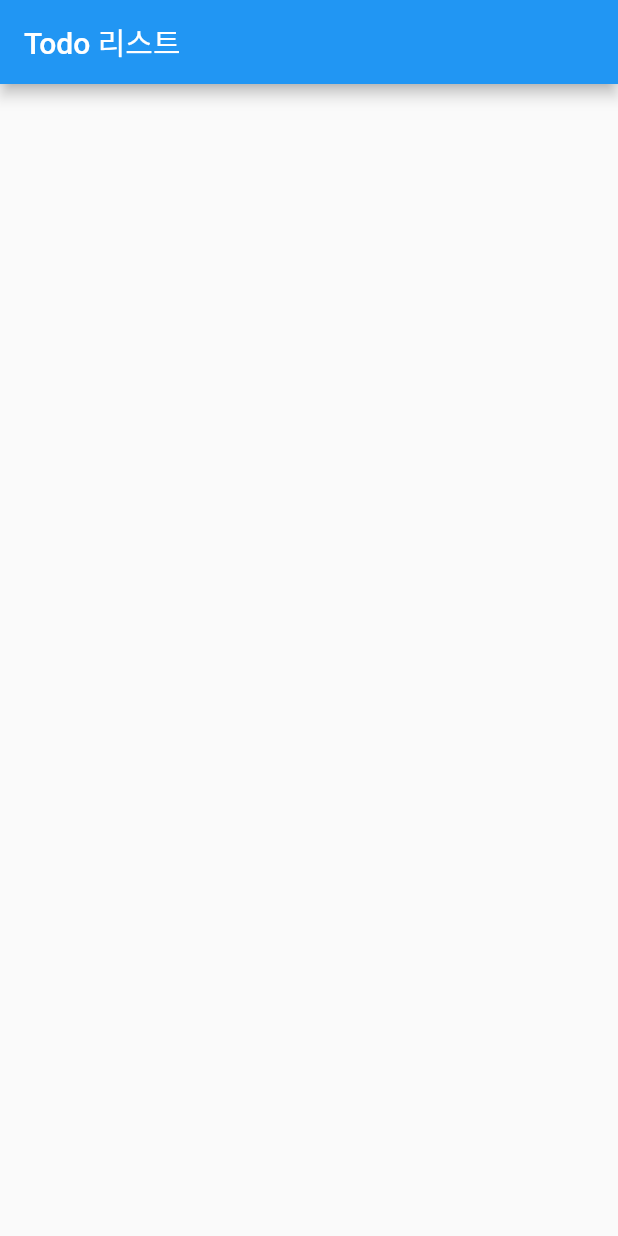
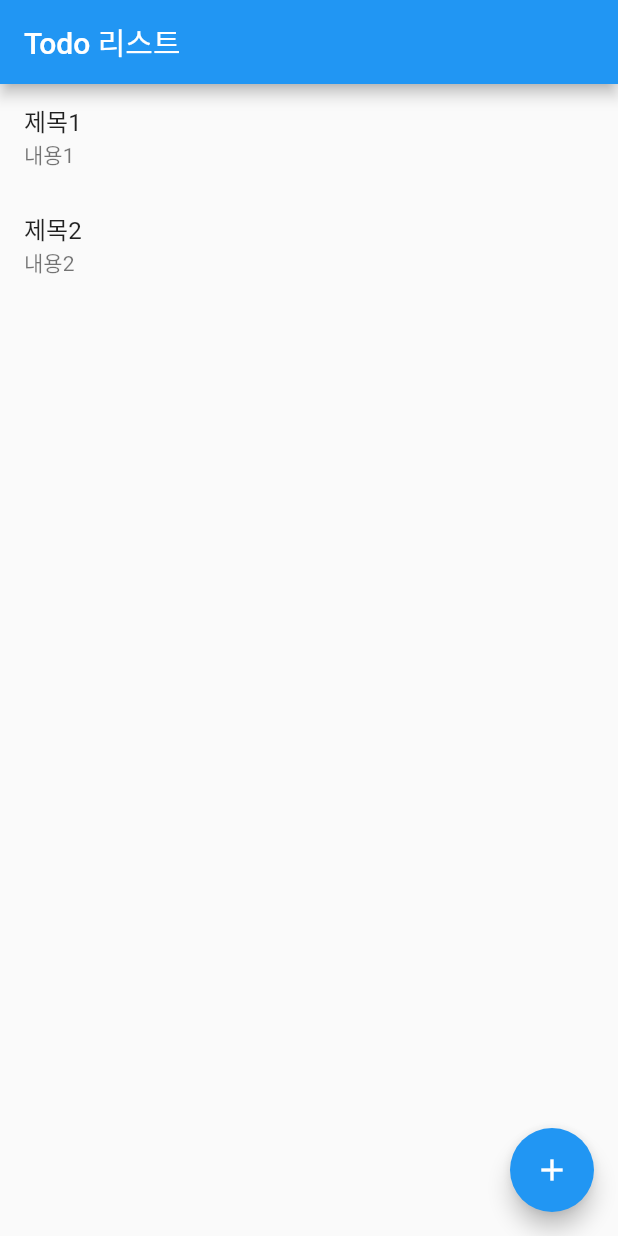
Before and after one commit to saengle/flutter_simple_todo_list, a Flutter app: the screen it shows after launch, on a phone screen of 412 x 824 dp. Run offline on Flutter 3.47's test engine with Material 2 defaults, Android fonts, the phone set to English and light mode, and no system bars.

Commit message:
Add: 목록화면 기본 틀

```diff
--- a/lib/list_screen.dart
+++ b/lib/list_screen.dart
@@ -9,7 +9,22 @@ class ListScreen extends StatelessWidget {
       appBar: AppBar(
         title: const Text('Todo 리스트'),
       ),
-      body: Container(),
+      body: ListView(
+        children: const [
+          ListTile(
+            title: Text('제목1'),
+            subtitle: Text('내용1'),
+          ),
+          ListTile(
+            title: Text('제목2'),
+            subtitle: Text('내용2'),
+          ),
+        ],
+      ),
+      floatingActionButton: FloatingActionButton(
+        onPressed: () {},
+        child: const Icon(Icons.add),
+      ),
     );
   }
 }
```
